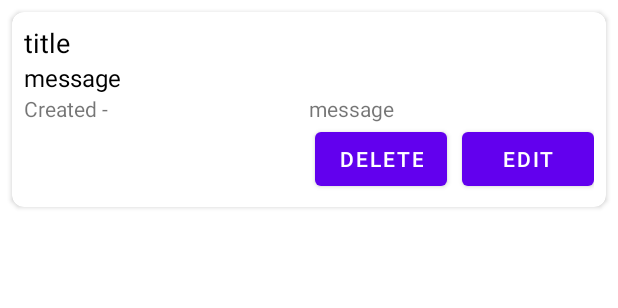
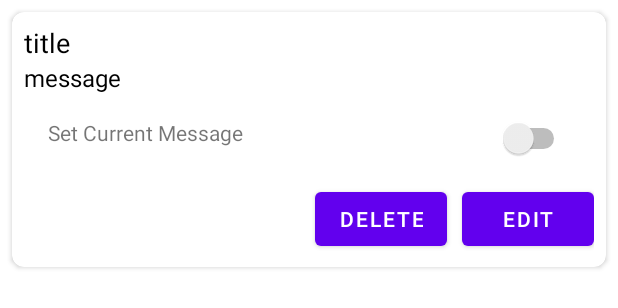
Before and after one commit to sushantp053/Call_SMS_Marketing, an Android app: the layout message_card.xml on its own in the app's theme, with its tools: preview values and no code run, on a phone screen of 412 x 824 dp. Shown: the top 308 px of the screen. Run offline under Robolectric (Android 15) with nearby library versions, the phone set to English and light mode, and no system bars.

Commit message:
Default Message Working

```diff
--- a/app/src/main/AndroidManifest.xml
+++ b/app/src/main/AndroidManifest.xml
@@ -7,6 +7,7 @@
     <uses-permission android:name="android.permission.READ_PHONE_STATE" />
     <uses-permission android:name="android.permission.SEND_SMS" />
     <uses-permission android:name="android.permission.READ_CALL_LOG" />
+    <uses-permission android:name="android.permission.SYSTEM_ALERT_WINDOW"/>
 
     <dist:module dist:instant="true" />
 
--- a/app/src/main/java/com/deecto/callsmsmarketing/AddMessage.kt
+++ b/app/src/main/java/com/deecto/callsmsmarketing/AddMessage.kt
@@ -47,7 +47,7 @@ class AddMessage : AppCompatActivity() {
                        old_message.id,title, msg,formater.format(Date()),old_message.status
                    )
                 }else{
-                    message = Message(null, title,msg, formater.format(Date()), false)
+                    message = Message(null, title,msg, formater.format(Date()), true)
                 }
                 val intent = Intent()
 
--- a/app/src/main/java/com/deecto/callsmsmarketing/database/MessageRepository.kt
+++ b/app/src/main/java/com/deecto/callsmsmarketing/database/MessageRepository.kt
@@ -9,7 +9,6 @@ class MessageRepository(private val messageDao: MessageDao) {
     suspend fun insert(message: Message){
         messageDao.insert(message)
     }
-
     suspend fun delete(message: Message){
         messageDao.delete(message)
     }
@@ -17,4 +16,8 @@ class MessageRepository(private val messageDao: MessageDao) {
         messageDao.update(message.id,message.title, message.message, message.status)
     }
 
+    suspend fun updateStatus( message: Message){
+        messageDao.updateAllStatus(false)
+        messageDao.updateCurrentStatus(true, message.id)
+    }
 }
--- a/app/src/main/java/com/deecto/callsmsmarketing/model/Message.kt
+++ b/app/src/main/java/com/deecto/callsmsmarketing/model/Message.kt
@@ -10,5 +10,5 @@ data class Message(
     @ColumnInfo(name = "title") var title: String?,
     @ColumnInfo(name = "message") var message: String?,
     @ColumnInfo(name = "created_at") var created_at: String?,
-    @ColumnInfo(name = "status") var status: Boolean?,
+    @ColumnInfo(name = "status") var status: Boolean,
     ): java.io.Serializable
--- a/app/src/main/java/com/deecto/callsmsmarketing/model/MessageViewModel.kt
+++ b/app/src/main/java/com/deecto/callsmsmarketing/model/MessageViewModel.kt
@@ -24,6 +24,10 @@ class MessageViewModel(application: Application) : AndroidViewModel(application)
 
         repository.delete(message)
     }
+    fun updateStatus(message: Message) = viewModelScope.launch(Dispatchers.IO) {
+
+        repository.updateStatus(message)
+    }
     fun insertMessage(message:Message?) = viewModelScope.launch(Dispatchers.IO) {
 
         message?.let { repository.insert(it) }
--- a/app/src/main/res/layout/message_card.xml
+++ b/app/src/main/res/layout/message_card.xml
@@ -1,6 +1,7 @@
 <?xml version="1.0" encoding="utf-8"?>
 <androidx.cardview.widget.CardView xmlns:android="http://schemas.android.com/apk/res/android"
     xmlns:app="http://schemas.android.com/apk/res-auto"
+    xmlns:tools="http://schemas.android.com/tools"
     android:id="@+id/messageCard"
     android:layout_width="match_parent"
     android:layout_height="wrap_content"
@@ -8,7 +9,6 @@
     android:background="@color/white"
     android:elevation="5dp"
     app:cardCornerRadius="8dp">
-
 
     <LinearLayout xmlns:android="http://schemas.android.com/apk/res/android"
         android:layout_width="match_parent"
@@ -31,7 +31,29 @@
             android:text="message"
             android:textColor="@color/black"
             android:textSize="16sp" />
+
         <LinearLayout
+            android:layout_margin="16dp"
+            android:layout_width="match_parent"
+            android:layout_height="wrap_content"
+            android:orientation="horizontal">
+            <TextView
+                android:layout_width="wrap_content"
+                android:layout_height="wrap_content"
+                android:text="Set Current Message"
+                app:layout_constraintEnd_toEndOf="parent"
+                app:layout_constraintStart_toStartOf="parent"
+                app:layout_constraintTop_toTopOf="parent" />
+            <Switch
+                android:layout_gravity="end"
+                android:gravity="end"
+                android:layout_width="match_parent"
+                android:layout_height="wrap_content"
+                android:id="@+id/currentMsg"
+                tools:ignore="UseSwitchCompatOrMaterialXml" />
+        </LinearLayout>
+        <LinearLayout
+            android:visibility="gone"
             android:layout_width="match_parent"
             android:layout_height="wrap_content"
             android:orientation="horizontal">
```
Also changed, not shown: app/src/main/java/com/deecto/callsmsmarketing/Adapter/MessageAdapter.kt (+7 -1 lines), app/src/main/java/com/deecto/callsmsmarketing/MainActivity.kt (+48 -3 lines), app/src/main/java/com/deecto/callsmsmarketing/MessageActivity.kt (+24 -2 lines), app/src/main/java/com/deecto/callsmsmarketing/database/MessageDao.kt (+10 -0 lines), app/src/main/java/com/deecto/callsmsmarketing/services/CallReciever.kt (+33 -18 lines), app/src/main/res/layout/activity_main.xml (+17 -1 lines).
